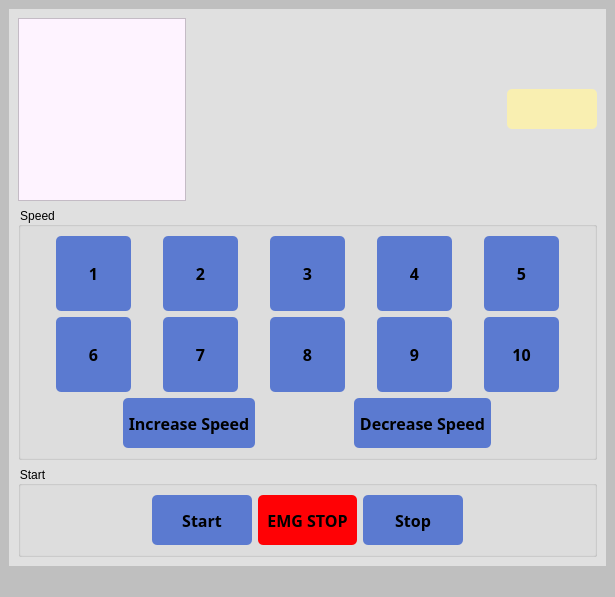
The window that main.ui (AmirNikravan/Control-Monitor) describes before a commit, drawn with Qt 5.
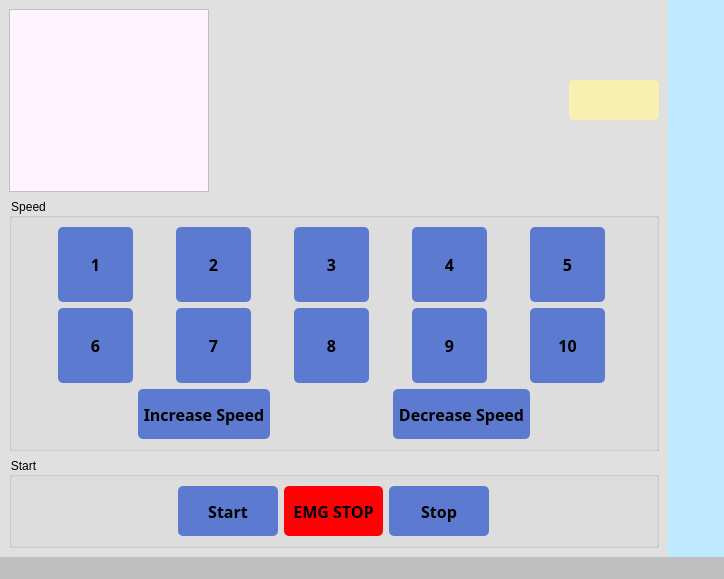
The same window after the commit. Custom widgets are drawn as their Qt base class.

```diff
--- a/main.ui
+++ b/main.ui
@@ -6,8 +6,8 @@
    <rect>
     <x>0</x>
     <y>0</y>
-    <width>615</width>
-    <height>597</height>
+    <width>724</width>
+    <height>574</height>
    </rect>
   </property>
   <property name="windowTitle">
@@ -17,7 +17,22 @@
    <string notr="true">background-color: rgb(191, 191, 191);</string>
   </property>
   <widget class="QWidget" name="centralwidget">
-   <layout class="QVBoxLayout" name="verticalLayout">
+   <layout class="QHBoxLayout" name="horizontalLayout_7">
+    <property name="spacing">
+     <number>0</number>
+    </property>
+    <property name="leftMargin">
+     <number>0</number>
+    </property>
+    <property name="topMargin">
+     <number>0</number>
+    </property>
+    <property name="rightMargin">
+     <number>0</number>
+    </property>
+    <property name="bottomMargin">
+     <number>0</number>
+    </property>
     <item>
      <widget class="QStackedWidget" name="stackedWidget">
       <property name="styleSheet">
@@ -41,11 +56,14 @@
        <layout class="QVBoxLayout" name="verticalLayout_3">
         <item>
          <layout class="QHBoxLayout" name="horizontalLayout_6">
+          <property name="spacing">
+           <number>0</number>
+          </property>
           <item>
            <widget class="QListWidget" name="listWidget">
             <property name="maximumSize">
              <size>
-              <width>168</width>
+              <width>200</width>
               <height>16777215</height>
              </size>
             </property>
@@ -58,7 +76,7 @@
            <widget class="AnalogGaugeWidget" name="widget" native="true">
             <property name="minimumSize">
              <size>
-              <width>0</width>
+              <width>320</width>
               <height>183</height>
              </size>
             </property>
@@ -454,6 +472,19 @@
       <widget class="QWidget" name="page_2"/>
      </widget>
     </item>
+    <item>
+     <widget class="QWidget" name="widget_2" native="true">
+      <property name="minimumSize">
+       <size>
+        <width>56</width>
+        <height>0</height>
+       </size>
+      </property>
+      <property name="styleSheet">
+       <string notr="true">background-color: rgb(190, 233, 255);</string>
+      </property>
+     </widget>
+    </item>
    </layout>
   </widget>
   <widget class="QMenuBar" name="menubar">
```
Left out of the diff: 7 changed lines with no effect on the pictures.
